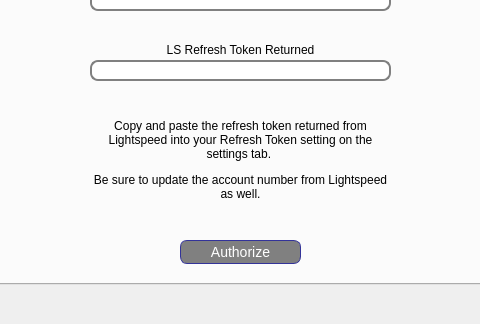
Old version of the form qt-lightspeed-pos-vc-connector/mainwindow.ui in the repository beckf/lightspeed-vc-connector; both pictures show x 92 to 572 and y 462 to 786 of the 663 by 786 pixel window.
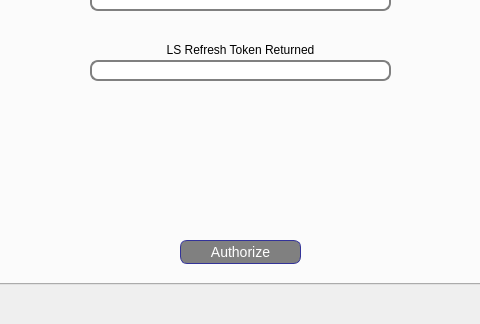
New version of the form. The open tabs and pages were chosen to show the change.

Commit message: start of authorization improvements

The edit to the form file:
```diff
--- a/qt-lightspeed-pos-vc-connector/mainwindow.ui
+++ b/qt-lightspeed-pos-vc-connector/mainwindow.ui
@@ -836,7 +836,7 @@
        </rect>
       </property>
       <property name="text">
-       <string>&lt;html&gt;&lt;head/&gt;&lt;body&gt;&lt;p align=&quot;center&quot;&gt;Copy and paste the refresh token returned from Lightspeed into your Refresh Token setting on the settings tab. &lt;/p&gt;&lt;p align=&quot;center&quot;&gt;Be sure to update the account number from Lightspeed as well.&lt;/p&gt;&lt;/body&gt;&lt;/html&gt;</string>
+       <string>&lt;html&gt;&lt;head/&gt;&lt;body&gt;&lt;p align=&quot;center&quot;&gt;&lt;br/&gt;&lt;/p&gt;&lt;/body&gt;&lt;/html&gt;</string>
       </property>
       <property name="textFormat">
        <enum>Qt::RichText</enum>
```
Left out of the diff: 2 changed lines with no effect on the pictures. The commit also changes 2 other files.
